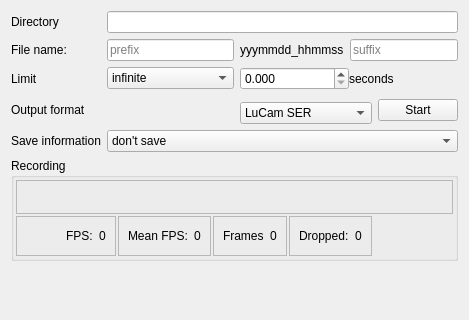
Above: src/widgets/recordingpanel.ui from GuLinux/PlanetaryImager before the change. Below: the same form after it.
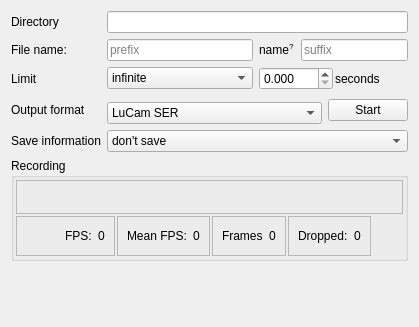
That is the form after the change. The open tabs and pages were chosen to show the change.

Commit message: Simplified file name for recordings, adding help message for name, reduced recording panel size

The edit to the form file:
```diff
--- a/src/widgets/recordingpanel.ui
+++ b/src/widgets/recordingpanel.ui
@@ -6,8 +6,8 @@
    <rect>
     <x>0</x>
     <y>0</y>
-    <width>469</width>
-    <height>320</height>
+    <width>419</width>
+    <height>327</height>
    </rect>
   </property>
   <layout class="QGridLayout" name="gridLayout_3">
@@ -227,30 +227,13 @@
      </property>
     </widget>
    </item>
-   <item row="7" column="2" colspan="2">
-    <widget class="QComboBox" name="videoOutputType">
-     <property name="whatsThis">
-      <string>&lt;html&gt;&lt;head/&gt;&lt;body&gt;&lt;p&gt;File format for your recording:&lt;/p&gt;&lt;ul style=&quot;margin-top: 0px; margin-bottom: 0px; margin-left: 0px; margin-right: 0px; -qt-list-indent: 1;&quot;&gt;&lt;li style=&quot; margin-top:12px; margin-bottom:12px; margin-left:0px; margin-right:0px; -qt-block-indent:0; text-indent:0px;&quot;&gt;&lt;span style=&quot; font-weight:600;&quot;&gt;LuCam SER&lt;/span&gt;: RAW format, supports 8 and 16 bit, monochrome and color images. It's usually much faster, as no encoding process is needed, and offers the maximum quality. It also needs much more disk space, but it can be manually compressed after processing for storage (bzip2 algorithm is suggested).&lt;/li&gt;&lt;li style=&quot; margin-top:12px; margin-bottom:12px; margin-left:0px; margin-right:0px; -qt-block-indent:0; text-indent:0px;&quot;&gt;&lt;span style=&quot; font-weight:600;&quot;&gt;Video File&lt;/span&gt;: frames will be encoded using the encoder specified in the main settings. This is usually slower, usually supports only 8 bits color images, and quality may vary, depending on the encoder used, but disk usage will usually be much lower.&lt;/li&gt;&lt;/ul&gt;&lt;/body&gt;&lt;/html&gt;</string>
-     </property>
-     <item>
-      <property name="text">
-       <string>LuCam SER</string>
-      </property>
-     </item>
-     <item>
-      <property name="text">
-       <string>Video File</string>
-      </property>
-     </item>
-    </widget>
-   </item>
    <item row="0" column="1" colspan="4">
     <widget class="QLineEdit" name="saveDirectory"/>
    </item>
    <item row="1" column="2">
     <widget class="QLabel" name="label_11">
      <property name="text">
-      <string>yyymmdd_hhmmss</string>
+      <string>&lt;html&gt;&lt;head/&gt;&lt;body&gt;&lt;p&gt;name&lt;span style=&quot; vertical-align:super;&quot;&gt;?&lt;/span&gt;&lt;/p&gt;&lt;/body&gt;&lt;/html&gt;</string>
      </property>
     </widget>
    </item>
@@ -455,7 +438,10 @@
        <property name="bottomMargin">
         <number>0</number>
        </property>
-       <property name="spacing">
+       <property name="horizontalSpacing">
+        <number>2</number>
+       </property>
+       <property name="verticalSpacing">
         <number>0</number>
        </property>
        <item row="0" column="0">
@@ -480,6 +466,23 @@
      <widget class="QWidget" name="limit_sfilesize_page"/>
     </widget>
    </item>
+   <item row="7" column="1" colspan="3">
+    <widget class="QComboBox" name="videoOutputType">
+     <property name="whatsThis">
+      <string>&lt;html&gt;&lt;head/&gt;&lt;body&gt;&lt;p&gt;File format for your recording:&lt;/p&gt;&lt;ul style=&quot;margin-top: 0px; margin-bottom: 0px; margin-left: 0px; margin-right: 0px; -qt-list-indent: 1;&quot;&gt;&lt;li style=&quot; margin-top:12px; margin-bottom:12px; margin-left:0px; margin-right:0px; -qt-block-indent:0; text-indent:0px;&quot;&gt;&lt;span style=&quot; font-weight:600;&quot;&gt;LuCam SER&lt;/span&gt;: RAW format, supports 8 and 16 bit, monochrome and color images. It's usually much faster, as no encoding process is needed, and offers the maximum quality. It also needs much more disk space, but it can be manually compressed after processing for storage (bzip2 algorithm is suggested).&lt;/li&gt;&lt;li style=&quot; margin-top:12px; margin-bottom:12px; margin-left:0px; margin-right:0px; -qt-block-indent:0; text-indent:0px;&quot;&gt;&lt;span style=&quot; font-weight:600;&quot;&gt;Video File&lt;/span&gt;: frames will be encoded using the encoder specified in the main settings. This is usually slower, usually supports only 8 bits color images, and quality may vary, depending on the encoder used, but disk usage will usually be much lower.&lt;/li&gt;&lt;/ul&gt;&lt;/body&gt;&lt;/html&gt;</string>
+     </property>
+     <item>
+      <property name="text">
+       <string>LuCam SER</string>
+      </property>
+     </item>
+     <item>
+      <property name="text">
+       <string>Video File</string>
+      </property>
+     </item>
+    </widget>
+   </item>
   </layout>
  </widget>
  <resources/>
```
Left out of the diff: 5 changed lines with no effect on the pictures. The commit also changes 2 other files.
